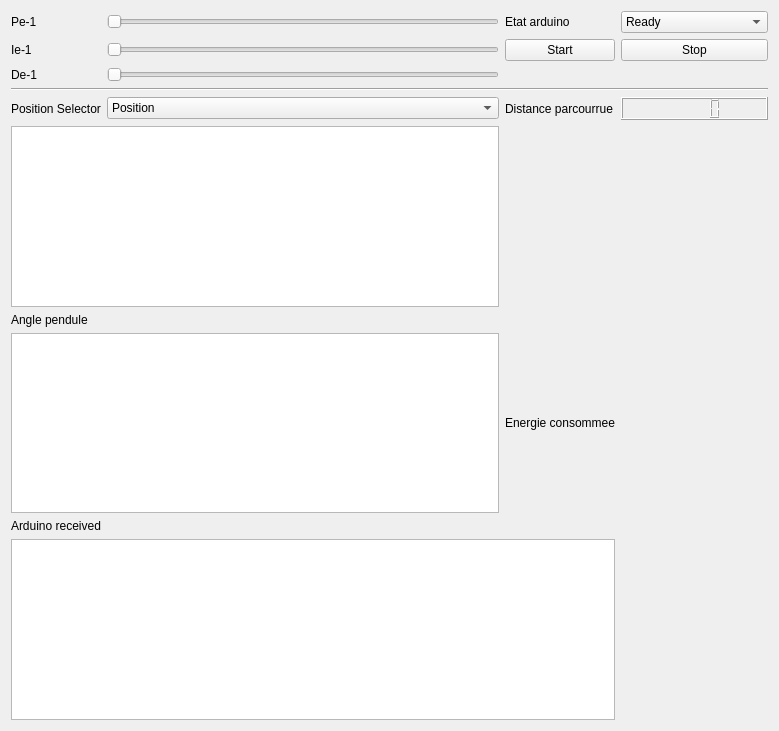
Before: the Qt Designer form rpi/mainwindow.ui in GiantLionTurtle/P7_s3, drawn with Qt 5.
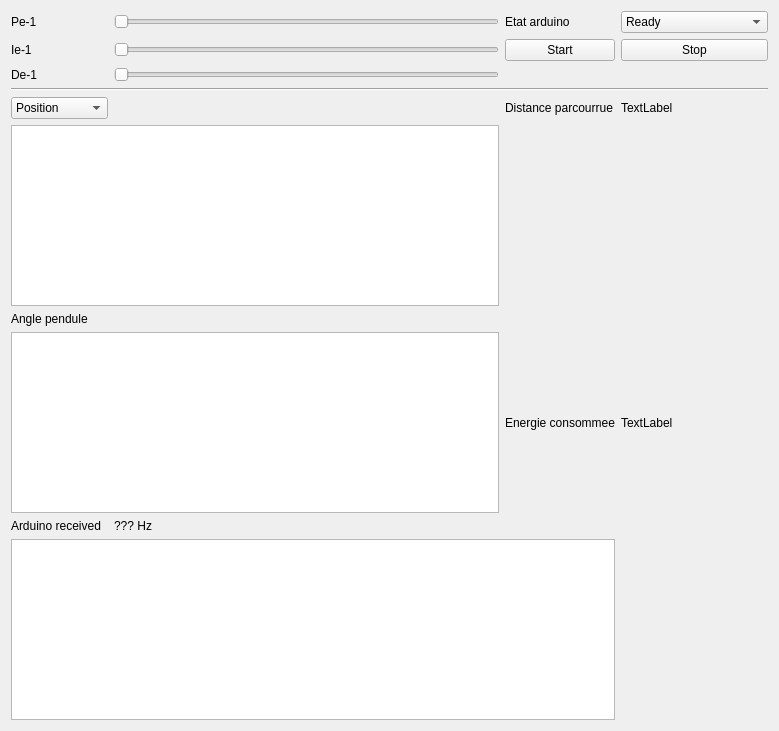
After: the same form once the commit is applied.

Patch:
```diff
--- a/rpi/mainwindow.ui
+++ b/rpi/mainwindow.ui
@@ -57,13 +57,6 @@
       </property>
      </widget>
     </item>
-    <item row="11" column="0" colspan="2">
-     <widget class="QGraphicsView" name="graphicsView">
-      <property name="enabled">
-       <bool>true</bool>
-      </property>
-     </widget>
-    </item>
     <item row="3" column="0">
      <widget class="QLabel" name="label_3">
       <property name="text">
@@ -179,9 +172,6 @@
       </property>
      </widget>
     </item>
-    <item row="5" column="3">
-     <widget class="QLCDNumber" name="Distance"/>
-    </item>
     <item row="1" column="2">
      <widget class="QLabel" name="label">
       <property name="text">
@@ -210,7 +200,31 @@
       </property>
      </widget>
     </item>
-    <item row="5" column="1">
+    <item row="12" column="1">
+     <widget class="QLabel" name="ArduinoUpdFrq_label">
+      <property name="text">
+       <string>??? Hz</string>
+      </property>
+     </widget>
+    </item>
+    <item row="11" column="0" colspan="2">
+     <widget class="QGraphicsView" name="Pot_view"/>
+    </item>
+    <item row="5" column="3">
+     <widget class="QLabel" name="Dist_label">
+      <property name="text">
+       <string>TextLabel</string>
+      </property>
+     </widget>
+    </item>
+    <item row="11" column="3">
+     <widget class="QLabel" name="Energy_label">
+      <property name="text">
+       <string>TextLabel</string>
+      </property>
+     </widget>
+    </item>
+    <item row="5" column="0">
      <widget class="QComboBox" name="Position_selector">
       <item>
        <property name="text">
@@ -229,13 +243,6 @@
       </item>
      </widget>
     </item>
-    <item row="5" column="0">
-     <widget class="QLabel" name="label_2">
-      <property name="text">
-       <string>Position Selector</string>
-      </property>
-     </widget>
-    </item>
    </layout>
   </widget>
  </widget>
```
